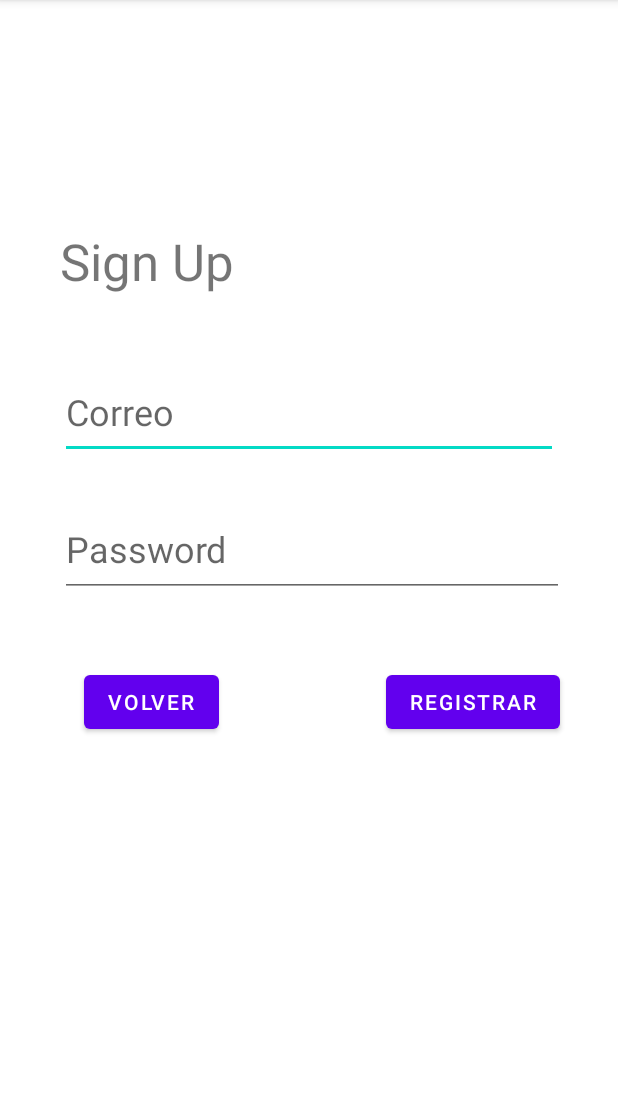
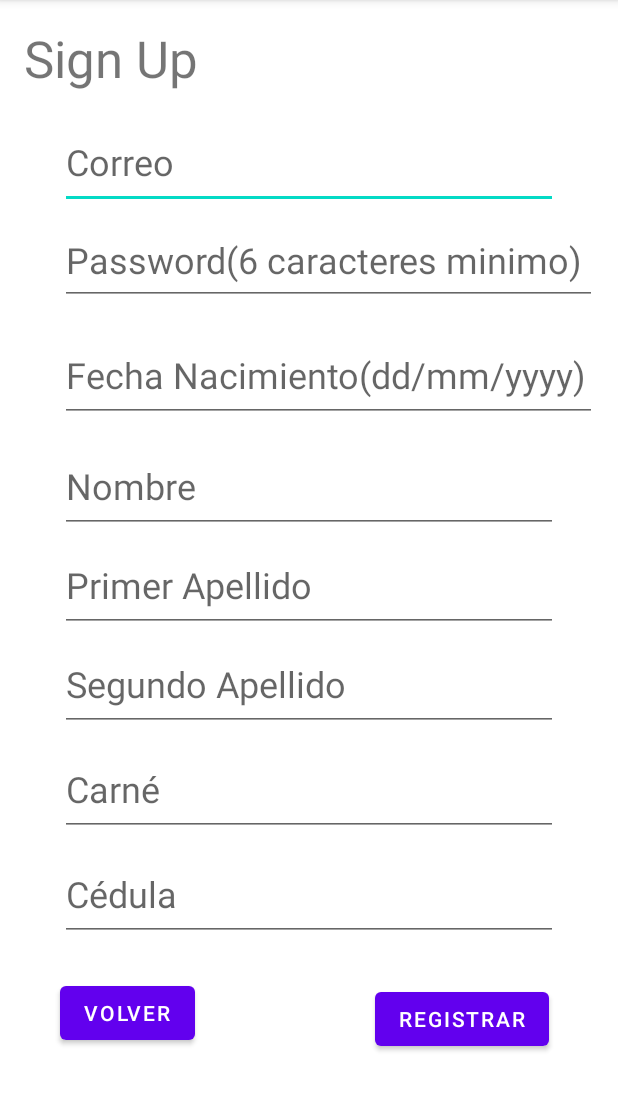
Before and after one commit to MarioLara21/PReque, an Android app: the signup screen opened directly, with no data from a screen before it, after a tap on "REGISTRAR", on a phone screen of 412 x 824 dp, the part 84-1195 px from its top. Run offline under Robolectric (Android 15) with nearby library versions, the phone set to English and light mode, and no system bars; our stand-ins replace Firebase (no records; nobody signed in at launch, a user with empty details on screens opened directly).

Commit message:
Register y Login funcional
Se basan de Admins y usuarios de la base de datos en firestore

```diff
--- a/app/src/main/java/com/example/proyecto1/signup.java
+++ b/app/src/main/java/com/example/proyecto1/signup.java
@@ -7,61 +7,141 @@ import android.os.Bundle;
 import android.view.View;
 import android.widget.Button;
 import android.widget.EditText;
+import android.widget.Toast;
 
-import com.google.android.gms.tasks.OnCompleteListener;
-import com.google.firebase.auth.AuthResult;
 import com.google.firebase.auth.FirebaseAuth;
 import com.google.firebase.auth.FirebaseUser;
+import com.google.firebase.firestore.CollectionReference;
+import com.google.firebase.firestore.DocumentReference;
+import com.google.firebase.firestore.FirebaseFirestore;
+import com.google.firebase.firestore.SetOptions;
+
+import java.sql.Timestamp;
+import java.text.SimpleDateFormat;
+import java.util.Date;
+import java.util.HashMap;
+import java.util.Map;
 
 public class signup extends AppCompatActivity {
     private FirebaseAuth mAuth;
+    private FirebaseFirestore db;
+    private DocumentReference contadorRef;
 
     @Override
     protected void onCreate(Bundle savedInstanceState) {
         super.onCreate(savedInstanceState);
         setContentView(R.layout.activity_signup);
         mAuth = FirebaseAuth.getInstance();
+        db = FirebaseFirestore.getInstance();
+        contadorRef = db.collection("Contadores").document("ContadorUsuarios");
 
-        EditText correo=findViewById(R.id.Correo_text);
-        EditText password=findViewById(R.id.Contrasena_text);
-        Button myButton = (Button) findViewById(R.id.button_registro);
-
-
-        Button boton_volv = (Button) findViewById(R.id.boton_volver);
+        EditText correoText = findViewById(R.id.Correo_text);
+        EditText passwordText = findViewById(R.id.Contrasena_text);
+        EditText fechaNacimientoText = findViewById(R.id.FechaNacimiento_text);
+        EditText nombreText = findViewById(R.id.Nombre_text);
+        EditText primerApellidoText = findViewById(R.id.PrimerApellido_text);
+        EditText segundoApellidoText = findViewById(R.id.SegundoApellido_text);
+        EditText carneText = findViewById(R.id.Carne_text);
+        EditText cedulaText = findViewById(R.id.Cedula_text);
+        Button myButton = findViewById(R.id.button_registro);
+        Button boton_volv = findViewById(R.id.boton_volver);
 
         myButton.setOnClickListener(new View.OnClickListener() {
             @Override
             public void onClick(View v) {
-                String correoText=correo.getText().toString();
-                String passText=password.getText().toString();
-                mAuth.createUserWithEmailAndPassword(correoText, passText);
+                String correo = correoText.getText().toString();
+                String password = passwordText.getText().toString();
+                String fechaNacimientoString = fechaNacimientoText.getText().toString();
+                String nombre = nombreText.getText().toString();
+                String primerApellido = primerApellidoText.getText().toString();
+                String segundoApellido = segundoApellidoText.getText().toString();
+                String carne = carneText.getText().toString();
+                String cedula = cedulaText.getText().toString();
 
+                // Verifica si el correo termina en "@estudiantec.cr"
+                if (correo.endsWith("@estudiantec.cr")) {
+                    // Autentica al usuario utilizando el método createUserWithEmailAndPassword()
+                    mAuth.createUserWithEmailAndPassword(correo, password)
+                            .addOnCompleteListener(task -> {
+                                if (task.isSuccessful()) {
+                                    // El usuario se autenticó correctamente, procede a agregar sus datos a la base de datos
+                                    FirebaseUser currentUser = mAuth.getCurrentUser();
+                                    if (currentUser != null) {
+                                        // Convierte la cadena de fecha en un objeto Date
+                                        Date fechaNacimientoDate = parseDate(fechaNacimientoString);
+
+                                        // Obtiene el valor de tiempo en milisegundos como un long
+                                        long fechaNacimientoMillis = fechaNacimientoDate.getTime();
+
+                                        // Crea el objeto Timestamp utilizando el valor de tiempo
+                                        Timestamp fechaNacimiento = new Timestamp(fechaNacimientoMillis);
+
+                                        // Obtiene el contador actual
+                                        contadorRef.get().addOnCompleteListener(task1 -> {
+                                            if (task1.isSuccessful()) {
+                                                long contador = task1.getResult().getLong("contador");
+
+                                                // Crea el nuevo documento de usuario con el ID basado en el contador
+                                                DocumentReference nuevoUsuarioRef = db.collection("usuarios").document(String.valueOf(contador));
+
+                                                Map<String, Object> nuevoUsuario = new HashMap<>();
+                                                nuevoUsuario.put("CorreoElectronico", correo);
+                                                nuevoUsuario.put("Contrasena", password);
+                                                nuevoUsuario.put("FechaDeNacimiento", fechaNacimiento);
+                                                nuevoUsuario.put("Nombre", nombre);
+                                                nuevoUsuario.put("PrimerApellido", primerApellido);
+                                                nuevoUsuario.put("SegundoApellido", segundoApellido);
+                                                nuevoUsuario.put("carne", carne);
+                                                nuevoUsuario.put("cedula", cedula);
+
+                                                nuevoUsuarioRef.set(nuevoUsuario)
+                                                        .addOnCompleteListener(task2 -> {
+                                                            if (task2.isSuccessful()) {
+                                                                // Incrementa el contador en la base de datos
+                                                                contadorRef.update("contador", contador + 1);
+                                                                Toast.makeText(getApplicationContext(), "Se agregó el usuario con éxito", Toast.LENGTH_SHORT).show();
+                                                            } else {
+                                                                // No se pudo agregar el usuario a la base de datos
+                                                                String errorMessage = task2.getException().getMessage();
+                                                                Toast.makeText(getApplicationContext(), "Error al agregar el usuario: " + errorMessage, Toast.LENGTH_SHORT).show();
+                                                            }
+                                                        });
+                                            } else {
+                                                // No se pudo obtener el contador
+                                                String errorMessage = task1.getException().getMessage();
+                                                Toast.makeText(getApplicationContext(), "Error al obtener el contador: " + errorMessage, Toast.LENGTH_SHORT).show();
+                                            }
+                                        });
+                                    }
+                                } else {
+                                    // No se pudo autenticar al usuario
+                                    Toast.makeText(getApplicationContext(), "No se pudo autenticar al usuario", Toast.LENGTH_SHORT).show();
+                                }
+                            });
+                } else {
+                    // El correo no termina en "@estudiantec.cr", no se agrega a la base de datos
+                    Toast.makeText(getApplicationContext(), "El correo no es válido", Toast.LENGTH_SHORT).show();
+                }
             }
         });
 
         boton_volv.setOnClickListener(new View.OnClickListener() {
             @Override
             public void onClick(View v) {
-                Intent i = new Intent(signup.this,MainActivity.class);
+                Intent i = new Intent(signup.this, MainActivity.class);
                 startActivity(i);
-
             }
         });
-
     }
 
-    @Override
-    public void onStart() {
-        super.onStart();
-        // Check if user is signed in (non-null) and update UI accordingly.
-        FirebaseUser currentUser = mAuth.getCurrentUser();
-        if(currentUser != null){
-            System.out.println("ASDAFASD");
+    // Método para convertir una cadena de fecha en un objeto Date
+    private Date parseDate(String dateString) {
+        try {
+            SimpleDateFormat format = new SimpleDateFormat("dd/MM/yyyy");
+            return format.parse(dateString);
+        } catch (Exception e) {
+            e.printStackTrace();
+            return null;
         }
     }
-
-
-
-
-
 }
--- a/app/src/main/res/layout/activity_signup.xml
+++ b/app/src/main/res/layout/activity_signup.xml
@@ -10,19 +10,18 @@
         android:id="@+id/button_registro"
         android:layout_width="wrap_content"
         android:layout_height="wrap_content"
-        android:layout_marginStart="111dp"
-
-        android:layout_marginTop="46dp"
+        android:layout_marginStart="120dp"
+        android:layout_marginTop="28dp"
         android:text="Registrar"
         app:layout_constraintStart_toEndOf="@+id/boton_volver"
-        app:layout_constraintTop_toBottomOf="@+id/Contrasena_text" />
+        app:layout_constraintTop_toBottomOf="@+id/Cedula_text" />
 
     <EditText
         android:id="@+id/Correo_text"
         android:layout_width="332dp"
         android:layout_height="62dp"
         android:layout_marginStart="40dp"
-        android:layout_marginTop="47dp"
+        android:layout_marginTop="16dp"
         android:ems="10"
         android:hint="Correo"
         android:inputType="textPersonName"
@@ -32,12 +31,12 @@
 
     <EditText
         android:id="@+id/Contrasena_text"
-        android:layout_width="336dp"
-        android:layout_height="64dp"
+        android:layout_width="358dp"
+        android:layout_height="60dp"
         android:layout_marginStart="40dp"
-        android:layout_marginTop="28dp"
+        android:layout_marginTop="4dp"
         android:ems="10"
-        android:hint="Password"
+        android:hint="Password(6 caracteres minimo)"
         android:inputType="textPersonName"
         android:textSize="24sp"
         app:layout_constraintStart_toStartOf="parent"
@@ -47,9 +46,9 @@
         android:id="@+id/textView"
         android:layout_width="wrap_content"
         android:layout_height="wrap_content"
-        android:layout_marginStart="40dp"
-        android:layout_marginTop="151dp"
-        android:text="Sign Up "
+        android:layout_marginStart="16dp"
+        android:layout_marginTop="16dp"
+        android:text="Sign Up"
         android:textSize="34sp"
         app:layout_constraintStart_toStartOf="parent"
         app:layout_constraintTop_toTopOf="parent" />
@@ -58,9 +57,88 @@
         android:id="@+id/boton_volver"
         android:layout_width="wrap_content"
         android:layout_height="wrap_content"
-        android:layout_marginStart="56dp"
-        android:layout_marginTop="46dp"
-        android:text="volver"
+        android:layout_marginStart="40dp"
+        android:layout_marginTop="448dp"
+        android:text="Volver"
         app:layout_constraintStart_toStartOf="parent"
         app:layout_constraintTop_toBottomOf="@+id/Contrasena_text" />
+
+    <EditText
+        android:id="@+id/FechaNacimiento_text"
+        android:layout_width="358dp"
+        android:layout_height="62dp"
+        android:layout_marginStart="40dp"
+        android:layout_marginTop="16dp"
+        android:ems="10"
+        android:hint="Fecha Nacimiento(dd/mm/yyyy)"
+        android:inputType="date"
+        android:textSize="24sp"
+        app:layout_constraintStart_toStartOf="parent"
+        app:layout_constraintTop_toBottomOf="@+id/Contrasena_text" />
+
+    <EditText
+        android:id="@+id/Nombre_text"
+        android:layout_width="332dp"
+        android:layout_height="62dp"
+        android:layout_marginStart="40dp"
+        android:layout_marginTop="12dp"
+        android:ems="10"
+        android:hint="Nombre"
+        android:inputType="textPersonName"
+        android:textSize="24sp"
+        app:layout_constraintStart_toStartOf="parent"
+        app:layout_constraintTop_toBottomOf="@+id/FechaNacimiento_text" />
+
+    <EditText
+        android:id="@+id/PrimerApellido_text"
+        android:layout_width="332dp"
+        android:layout_height="62dp"
+        android:layout_marginStart="40dp"
+        android:layout_marginTop="4dp"
+        android:ems="10"
+        android:hint="Primer Apellido"
+        android:inputType="textPersonName"
+        android:textSize="24sp"
+        app:layout_constraintStart_toStartOf="parent"
+        app:layout_constraintTop_toBottomOf="@+id/Nombre_text" />
+
+    <EditText
+        android:id="@+id/SegundoApellido_text"
+        android:layout_width="332dp"
+        android:layout_height="62dp"
+        android:layout_marginStart="40dp"
+        android:layout_marginTop="4dp"
+        android:ems="10"
+        android:hint="Segundo Apellido"
+        android:inputType="textPersonName"
+        android:textSize="24sp"
+        app:layout_constraintStart_toStartOf="parent"
+        app:layout_constraintTop_toBottomOf="@+id/PrimerApellido_text" />
+
+    <EditText
+        android:id="@+id/Carne_text"
+        android:layout_width="332dp"
+        android:layout_height="62dp"
+        android:layout_marginStart="40dp"
+        android:layout_marginTop="8dp"
+        android:ems="10"
+        android:hint="Carné"
+        android:inputType="textPersonName"
+        android:textSize="24sp"
+        app:layout_constraintStart_toStartOf="parent"
+        app:layout_constraintTop_toBottomOf="@+id/SegundoApellido_text" />
+
+    <EditText
+        android:id="@+id/Cedula_text"
+        android:layout_width="332dp"
+        android:layout_height="62dp"
+        android:layout_marginStart="40dp"
+        android:layout_marginTop="8dp"
+        android:ems="10"
+        android:hint="Cédula"
+        android:inputType="textPersonName"
+        android:textSize="24sp"
+        app:layout_constraintStart_toStartOf="parent"
+        app:layout_constraintTop_toBottomOf="@+id/Carne_text" />
+
 </androidx.constraintlayout.widget.ConstraintLayout>
```
Also changed, not shown: app/src/main/java/com/example/proyecto1/Login.java (+62 -31 lines).
